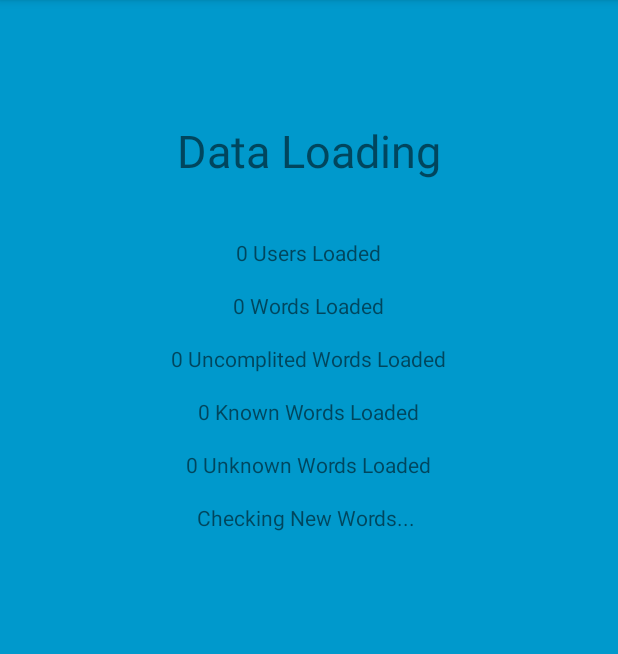
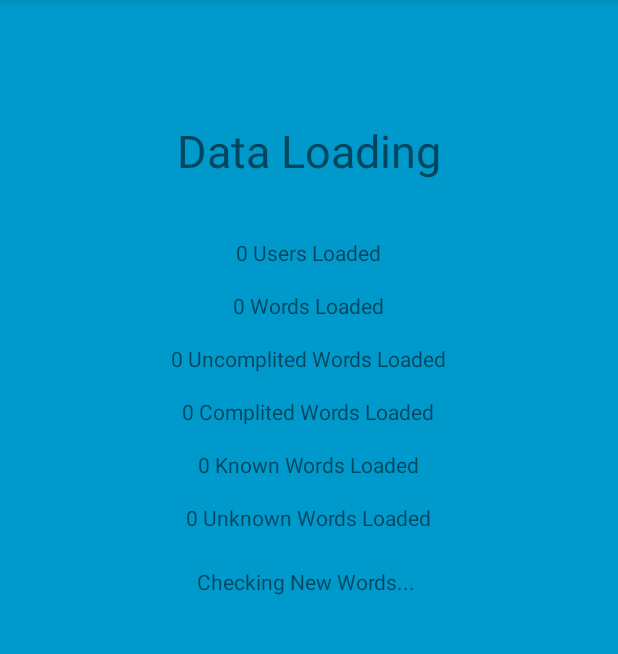
Before and after one commit to KakiriDev/Simple-English-Words, an Android app: the screen it shows after launch once a user with an empty profile is signed in (DataLoading), on a phone screen of 412 x 824 dp, the part 84-738 px from its top. Run offline under Robolectric (Android 15) with nearby library versions, the phone set to English and light mode, and no system bars; our stand-ins replace Firebase (no records; nobody signed in at launch, a user with empty details on screens opened directly); 4 statements that could not run were skipped.

```diff
--- a/app/src/main/java/com/kakiridev/simpleenglishwords/Constatus.java
+++ b/app/src/main/java/com/kakiridev/simpleenglishwords/Constatus.java
@@ -7,6 +7,7 @@ public class Constatus {
     public static ArrayList<User> USER_LIST = new ArrayList<User>(); /** list of users **/
     public static ArrayList<Word> WORD_LIST = new ArrayList<Word>(); /** list of all words **/
     public static ArrayList<Word> WORD_UNCOMPLITED_LIST = new ArrayList<Word>(); /** list of untranslated words **/
+    public static ArrayList<Word> WORD_COMPLITED_LIST = new ArrayList<Word>(); /** list of untranslated words **/
     public static ArrayList<Word> KNOWN_WORD_LIST = new ArrayList<Word>();
     public static ArrayList<Word> UNKNOWN_WORD_LIST = new ArrayList<Word>();
 }
--- a/app/src/main/java/com/kakiridev/simpleenglishwords/DataLoading.java
+++ b/app/src/main/java/com/kakiridev/simpleenglishwords/DataLoading.java
@@ -5,6 +5,7 @@ import android.support.v7.app.AppCompatActivity;
 import android.os.Bundle;
 import android.util.Log;
 import android.view.View;
+import android.widget.LinearLayout;
 import android.widget.TextView;
 
 import com.google.firebase.database.DataSnapshot;
@@ -15,7 +16,7 @@ import com.google.firebase.database.ValueEventListener;
 import java.util.Random;
 
 public class DataLoading extends AppCompatActivity {
-    TextView load1, load2, load3, load4, load5, load6;
+    TextView load1, load2, load3, load4, load5, load6, load7;
 
     @Override
     protected void onCreate(Bundle savedInstanceState) {
@@ -34,6 +35,7 @@ public class DataLoading extends AppCompatActivity {
         load4 = findViewById(R.id.load4);
         load5 = findViewById(R.id.load5);
         load6 = findViewById(R.id.load6);
+        load7 = findViewById(R.id.load7);
     }
 
     public void checkLoadingDataFinish(String status) {
@@ -46,10 +48,12 @@ public class DataLoading extends AppCompatActivity {
                 break; //TODO DONE
             case "wordsLoaded":
                 loadKnownAndUnknownWords();
-               // getKnownWordsListener();
                 break;
             case "checkFillupknownList":
                 checkFillupknownList();
+                break;
+            case "loadFinished":
+                addClick();
                 break;
 
         }
@@ -90,12 +94,14 @@ public class DataLoading extends AppCompatActivity {
         });
     }
 
-    //TODO DONE load2, load3
+    //TODO DONE load2, load3, load4
     public void loadWords() {
         load2.setText("Words Loading...");
         load3.setText("Uncomplited Words Loading...");
+        load4.setText("Complited Words Loading...");
         load2.setVisibility(View.VISIBLE);
         load3.setVisibility(View.VISIBLE);
+        load4.setVisibility(View.VISIBLE);
 
         DatabaseReference mDatabaseWords = com.google.firebase.database.FirebaseDatabase.getInstance().getReference().child("Words");
         mDatabaseWords.addListenerForSingleValueEvent(new ValueEventListener() {
@@ -109,6 +115,8 @@ public class DataLoading extends AppCompatActivity {
 
                             if (wordDB.getnazwaPl().equals("")) {
                                 Constatus.WORD_UNCOMPLITED_LIST.add(wordDB);
+                            } else {
+                                Constatus.WORD_COMPLITED_LIST.add(wordDB);
                             }
                             Constatus.WORD_LIST.add(wordDB);
                         }
@@ -125,6 +133,11 @@ public class DataLoading extends AppCompatActivity {
                 } else {
                     load3.setText(Constatus.WORD_UNCOMPLITED_LIST.size() + " Uncomplited Words Loaded");
                 }
+                if ((Constatus.WORD_COMPLITED_LIST.isEmpty())) {
+                    load4.setText("0 Complited Words Loaded");
+                } else {
+                    load4.setText(Constatus.WORD_COMPLITED_LIST.size() + " Complited Words Loaded");
+                }
 
                 checkLoadingDataFinish("wordsLoaded");
             }
@@ -137,12 +150,12 @@ public class DataLoading extends AppCompatActivity {
         });
     }
 
-    //TODO DONE load4, load5
+    //TODO DONE load5, load6
     public void loadKnownAndUnknownWords() {
-        load4.setText("Known Words Loading...");
-        load5.setText("Unknown Words Loading...");
-        load4.setVisibility(View.VISIBLE);
+        load5.setText("Known Words Loading...");
+        load6.setText("Unknown Words Loading...");
         load5.setVisibility(View.VISIBLE);
+        load6.setVisibility(View.VISIBLE);
 
         DatabaseReference ref = com.google.firebase.database.FirebaseDatabase.getInstance().getReference().child("Users").child(Constatus.LOGGED_USER.getUserId());
         ref.addListenerForSingleValueEvent(new ValueEventListener() {
@@ -150,7 +163,7 @@ public class DataLoading extends AppCompatActivity {
             public void onDataChange(DataSnapshot dataSnapshot) {
                // if (dataSnapshot.hasChild("Words")) {
                     // check count of unknown words and rand new words if need
-                    Constatus.UNKNOWN_WORD_LIST.addAll(Constatus.WORD_LIST);
+                    Constatus.UNKNOWN_WORD_LIST.addAll(Constatus.WORD_COMPLITED_LIST);
 
                     // boolean containsElement = list.contains("element 1");
                     for (DataSnapshot dsp : dataSnapshot.child("Words").getChildren()) {
@@ -171,21 +184,11 @@ public class DataLoading extends AppCompatActivity {
                         }
                     }
 
-               // } else {
-                    //rand new unknown words
-               //     Constatus.UNKNOWN_WORD_LIST.addAll(Constatus.WORD_LIST);
-              //  }
+                if ((Constatus.KNOWN_WORD_LIST.isEmpty())) {load5.setText("0 Known Words Loaded");} else {
+                    load5.setText(Constatus.KNOWN_WORD_LIST.size() + " Known Words Loaded");}
+                if ((Constatus.UNKNOWN_WORD_LIST.isEmpty())) {load6.setText("0 Unknown Words Loaded");} else {
+                    load6.setText(Constatus.UNKNOWN_WORD_LIST.size() + " Unknown Words Loaded");}
 
-                if ((Constatus.KNOWN_WORD_LIST.isEmpty())) {
-                    load4.setText("0 Known Words Loaded");
-                } else {
-                    load4.setText(Constatus.KNOWN_WORD_LIST.size() + " Known Words Loaded");
-                }
-                if ((Constatus.UNKNOWN_WORD_LIST.isEmpty())) {
-                    load5.setText("0 Unknown Words Loaded");
-                } else {
-                    load5.setText(Constatus.UNKNOWN_WORD_LIST.size() + " Unknown Words Loaded");
-                }
                 checkLoadingDataFinish("checkFillupknownList");
             }
 
@@ -196,26 +199,40 @@ public class DataLoading extends AppCompatActivity {
         });
     }
 
-    //TODO DONE load6
+    //TODO DONE load7
     public void checkFillupknownList(){
-        load6.setVisibility(View.VISIBLE);
-        if ((Constatus.KNOWN_WORD_LIST.isEmpty() || Constatus.KNOWN_WORD_LIST.size() < 20)) {
+        load7.setVisibility(View.VISIBLE);
+        if ((Constatus.KNOWN_WORD_LIST.isEmpty() || Constatus.KNOWN_WORD_LIST.size() < 10)) {
             //FIRST RUN
-            load6.setText("Checking New Words... ");
+            load7.setText("Checking New Words... ");
 
-            int count = 20 - Constatus.KNOWN_WORD_LIST.size();
+            int count = 10 - Constatus.KNOWN_WORD_LIST.size();
             randNewWords(count);
         } else {
-            load6.setText("Fillup Known List Finished... ");
+
+            if ((Constatus.KNOWN_WORD_LIST.isEmpty())) {
+                load5.setText("0 Known Words Loaded");
+            } else {
+                load5.setText(Constatus.KNOWN_WORD_LIST.size() + " Known Words Loaded");
+            }
+            if ((Constatus.UNKNOWN_WORD_LIST.isEmpty())) {
+                load6.setText("0 Unknown Words Loaded");
+            } else {
+                load6.setText(Constatus.UNKNOWN_WORD_LIST.size() + " Unknown Words Loaded");
             }
 
+        load7.setText("CLICK TO START!");
+
             Log.d("logii", "--------------USER_LIST--------------: '/n'" + Constatus.USER_LIST.toString());
-        Log.d("logii", "--------------KNOWN_WORD_LIST--------------: " + Constatus.KNOWN_WORD_LIST.toString());
-        Log.d("logii", "--------------UNKNOWN_WORD_LIST--------------: " + Constatus.UNKNOWN_WORD_LIST.toString());
             Log.d("logii", "--------------WORD_LIST--------------: " + Constatus.WORD_LIST.toString());
             Log.d("logii", "--------------LOGGED_USER--------------: " + Constatus.LOGGED_USER.toString());
             Log.d("logii", "--------------WORD_UNCOMPLITED_LIST--------------: " + Constatus.WORD_UNCOMPLITED_LIST.toString());
+            Log.d("logii", "--------------WORD_COMPLITED_LIST--------------: " + Constatus.WORD_COMPLITED_LIST.toString());
+            Log.d("logii", "--------------KNOWN_WORD_LIST--------------: " + Constatus.KNOWN_WORD_LIST.toString());
+            Log.d("logii", "--------------UNKNOWN_WORD_LIST--------------: " + Constatus.UNKNOWN_WORD_LIST.toString());
 
+            checkLoadingDataFinish("loadFinished");
+        }
     }
 
     //TODO
@@ -256,7 +273,17 @@ public class DataLoading extends AppCompatActivity {
             }
             checkLoadingDataFinish("checkFillupknownList");
         }
+    }
 
+
+    public void addClick(){
+        LinearLayout layoutClick = findViewById(R.id.layoutClick);
+        layoutClick.setOnClickListener(new View.OnClickListener() {
+            @Override
+            public void onClick(View view) {
+                startMainActivity();
+            }
+        });
     }
 
     public void startMainActivity() {
--- a/app/src/main/res/layout/activity_data_loading.xml
+++ b/app/src/main/res/layout/activity_data_loading.xml
@@ -6,6 +6,7 @@
     android:layout_height="match_parent"
     android:background="@android:color/holo_blue_dark"
     android:orientation="vertical"
+    android:id="@+id/layoutClick"
     tools:context=".DataLoading">
 
     <TextView
@@ -66,5 +67,12 @@
         android:padding="8dp"
         android:text="Load6"
         android:visibility="invisible" />
-
+    <TextView
+        android:id="@+id/load7"
+        android:layout_width="wrap_content"
+        android:layout_height="wrap_content"
+        android:layout_gravity="center_horizontal"
+        android:padding="15dp"
+        android:text="Load7"
+        android:visibility="invisible" />
 </LinearLayout>
```
Also changed, not shown: app/src/main/java/com/kakiridev/simpleenglishwords/KnowWords/RandW.java (+46 -304 lines), app/src/main/java/com/kakiridev/simpleenglishwords/MainView.java (+0 -7 lines). Lines whose indentation alone changed are shown as unchanged.
